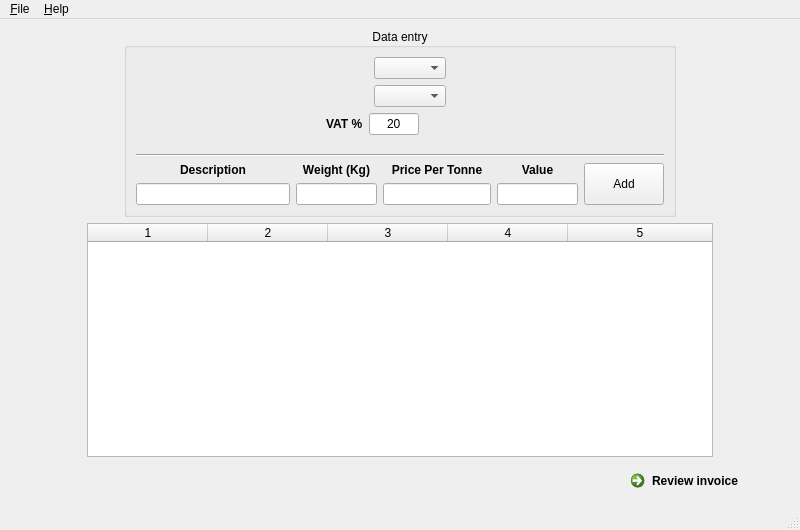
Old version of the form main_program/gui_interface_designs/invoice_window_design.ui in the repository yimenhfeifei/josm-invoice.
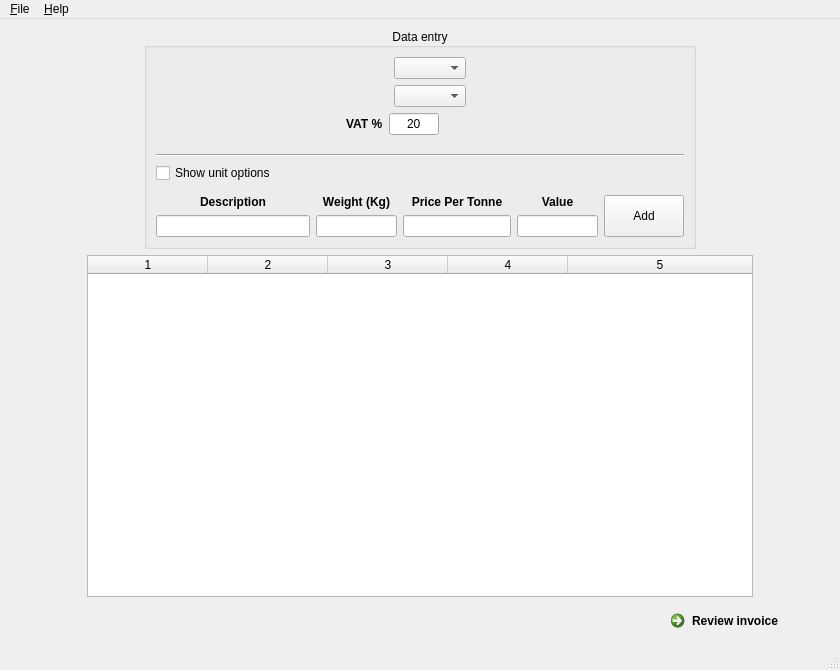
New version of the form. Custom widgets are drawn as their Qt base class.

What changed in the file:
```diff
--- a/main_program/gui_interface_designs/invoice_window_design.ui
+++ b/main_program/gui_interface_designs/invoice_window_design.ui
@@ -6,8 +6,8 @@
    <rect>
     <x>0</x>
     <y>0</y>
-    <width>800</width>
-    <height>530</height>
+    <width>840</width>
+    <height>670</height>
    </rect>
   </property>
   <property name="windowTitle">
@@ -221,6 +221,23 @@
              </property>
             </widget>
            </item>
+           <item>
+            <widget class="QCheckBox" name="checkBox">
+             <property name="text">
+              <string>Show unit options</string>
+             </property>
+            </widget>
+           </item>
+           <item>
+            <widget class="UnitFrame" name="unitFrame">
+             <property name="toolTip">
+              <string>Extended table widget.</string>
+             </property>
+             <property name="whatsThis">
+              <string>Extended table widget.</string>
+             </property>
+            </widget>
+           </item>
            <item>
             <layout class="QHBoxLayout" name="horizontalLayout">
              <item>
@@ -554,7 +571,7 @@
     <rect>
      <x>0</x>
      <y>0</y>
-     <width>800</width>
+     <width>840</width>
      <height>23</height>
     </rect>
    </property>
@@ -606,6 +623,11 @@
    <extends>QTableWidget</extends>
    <header>custom_widgets.payloadTableWidget</header>
   </customwidget>
+  <customwidget>
+   <class>UnitFrame</class>
+   <extends>QFrame</extends>
+   <header>custom_widgets.unitFrame</header>
+  </customwidget>
   <customwidget>
    <class>ValidatingLineEdit</class>
    <extends>QLineEdit</extends>
```
Left out of the diff: 30 changed lines with no effect on the pictures.
